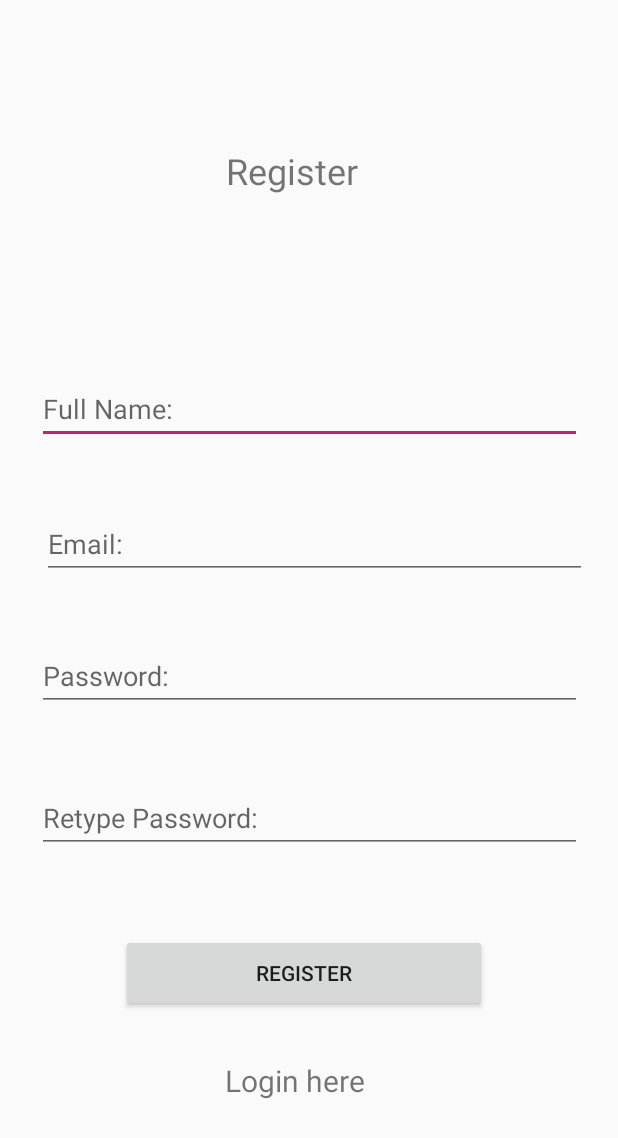
After one commit to DariusChoo/MAPP, an Android app: the RegisterActivity screen opened directly, with no data from a screen before it, on a phone screen of 412 x 824 dp. The commit adds this screen. Shown: the top 1138 px of the screen. Run offline under Robolectric (Android 15) with nearby library versions, the phone set to English and light mode, and no system bars; our stand-ins replace Firebase (no records; nobody signed in at launch, a user with empty details on screens opened directly).

Commit message:
Added Basic Login and Registration Functionality using Firebase Authentication

```diff
--- a/MAPP_Assignment/MAPP_Assignment/app/build.gradle
+++ b/MAPP_Assignment/MAPP_Assignment/app/build.gradle
@@ -1,4 +1,5 @@
 apply plugin: 'com.android.application'
+apply plugin: 'com.google.gms.google-services'
 
 android {
     compileSdkVersion 29
@@ -26,6 +27,8 @@ dependencies {
 //    implementation 'androidx.navigation:navigation-fragment:2.0.0'
 //    implementation 'androidx.navigation:navigation-ui:2.0.0'
     implementation 'androidx.legacy:legacy-support-v4:1.0.0'
+    implementation 'com.google.firebase:firebase-auth:16.0.5'
+    implementation 'com.google.firebase:firebase-firestore:17.1.2'
     testImplementation 'junit:junit:4.12'
     androidTestImplementation 'androidx.test.ext:junit:1.1.1'
     androidTestImplementation 'androidx.test.espresso:espresso-core:3.2.0'
--- /dev/null
+++ b/MAPP_Assignment/MAPP_Assignment/app/src/main/res/layout/activity_register.xml
@@ -0,0 +1,145 @@
+<?xml version="1.0" encoding="utf-8"?>
+<androidx.constraintlayout.widget.ConstraintLayout xmlns:android="http://schemas.android.com/apk/res/android"
+    xmlns:app="http://schemas.android.com/apk/res-auto"
+    xmlns:tools="http://schemas.android.com/tools"
+    android:orientation="vertical" android:layout_width="match_parent"
+    android:layout_height="match_parent">
+
+    <TextView
+        android:id="@+id/textView"
+        android:layout_width="110dp"
+        android:layout_height="39dp"
+        android:text="Register"
+        android:textSize="24sp"
+        app:layout_constraintBottom_toBottomOf="parent"
+        app:layout_constraintEnd_toEndOf="parent"
+        app:layout_constraintHorizontal_bias="0.498"
+        app:layout_constraintStart_toStartOf="parent"
+        app:layout_constraintTop_toTopOf="parent"
+        app:layout_constraintVertical_bias="0.124" />
+
+    <EditText
+        android:id="@+id/fullname"
+        android:layout_width="363dp"
+        android:layout_height="46dp"
+        android:layout_marginStart="28dp"
+        android:layout_marginTop="59dp"
+        android:layout_marginEnd="170dp"
+        android:layout_marginBottom="400dp"
+        android:ems="10"
+        android:hint="Full Name:"
+        android:inputType="textPersonName"
+        app:layout_constraintBottom_toBottomOf="parent"
+        app:layout_constraintEnd_toEndOf="parent"
+        app:layout_constraintHorizontal_bias="0.026"
+        app:layout_constraintStart_toStartOf="parent"
+        app:layout_constraintTop_toBottomOf="@+id/textView"
+        app:layout_constraintVertical_bias="0.297" />
+
+    <EditText
+        android:id="@+id/email"
+        android:layout_width="363dp"
+        android:layout_height="46dp"
+        android:layout_marginStart="28dp"
+        android:layout_marginTop="59dp"
+        android:layout_marginEnd="170dp"
+        android:layout_marginBottom="32dp"
+        android:ems="10"
+        android:hint="Email: "
+        android:inputType="textPersonName"
+        app:layout_constraintBottom_toBottomOf="parent"
+        app:layout_constraintEnd_toEndOf="parent"
+        app:layout_constraintHorizontal_bias="0.0"
+        app:layout_constraintStart_toStartOf="parent"
+        app:layout_constraintTop_toBottomOf="@+id/textView"
+        app:layout_constraintVertical_bias="0.262" />
+
+    <EditText
+        android:id="@+id/password"
+        android:layout_width="363dp"
+        android:layout_height="46dp"
+        android:layout_marginStart="28dp"
+        android:layout_marginTop="59dp"
+        android:layout_marginEnd="170dp"
+        android:layout_marginBottom="32dp"
+        android:ems="10"
+        android:hint="Password:"
+        android:inputType="textPersonName"
+        app:layout_constraintBottom_toBottomOf="parent"
+        app:layout_constraintEnd_toEndOf="parent"
+        app:layout_constraintHorizontal_bias="0.026"
+        app:layout_constraintStart_toStartOf="parent"
+        app:layout_constraintTop_toBottomOf="@+id/textView"
+        app:layout_constraintVertical_bias="0.422" />
+
+    <EditText
+        android:id="@+id/retype_password"
+        android:layout_width="363dp"
+        android:layout_height="46dp"
+        android:layout_marginStart="28dp"
+        android:layout_marginTop="59dp"
+        android:layout_marginEnd="170dp"
+        android:layout_marginBottom="32dp"
+        android:ems="10"
+        android:hint="Retype Password:"
+        android:inputType="textPersonName"
+        app:layout_constraintBottom_toBottomOf="parent"
+        app:layout_constraintEnd_toEndOf="parent"
+        app:layout_constraintHorizontal_bias="0.026"
+        app:layout_constraintStart_toStartOf="parent"
+        app:layout_constraintTop_toBottomOf="@+id/textView"
+        app:layout_constraintVertical_bias="0.594" />
+
+    <Button
+        android:id="@+id/btn_register"
+        android:layout_width="244dp"
+        android:layout_height="52dp"
+        android:layout_marginStart="80dp"
+        android:layout_marginTop="46dp"
+        android:layout_marginEnd="87dp"
+        android:layout_marginBottom="16dp"
+        android:text="Register"
+        app:layout_constraintBottom_toTopOf="@+id/text_btn_login"
+        app:layout_constraintEnd_toEndOf="parent"
+        app:layout_constraintStart_toStartOf="parent"
+        app:layout_constraintTop_toBottomOf="@+id/retype_password" />
+
+    <TextView
+        android:id="@+id/text_btn_login"
+        android:layout_width="112dp"
+        android:layout_height="29dp"
+        android:layout_marginStart="87dp"
+        android:layout_marginTop="8dp"
+        android:layout_marginEnd="87dp"
+        android:text="Login here"
+        android:textSize="20dp"
+        app:layout_constraintBottom_toTopOf="@+id/progressBarRegister"
+        app:layout_constraintEnd_toEndOf="parent"
+        app:layout_constraintStart_toStartOf="parent"
+        app:layout_constraintTop_toBottomOf="@+id/btn_register" />
+
+    <ProgressBar
+        android:id="@+id/progressBarRegister"
+        style="?android:attr/progressBarStyle"
+        android:layout_width="wrap_content"
+        android:layout_height="wrap_content"
+        android:layout_marginStart="181dp"
+        android:layout_marginTop="16dp"
+        android:layout_marginEnd="182dp"
+        android:layout_marginBottom="8dp"
+        android:visibility="invisible"
+        app:layout_constraintBottom_toBottomOf="parent"
+        app:layout_constraintEnd_toEndOf="parent"
+        app:layout_constraintHorizontal_bias="0.0"
+        app:layout_constraintStart_toStartOf="parent"
+        app:layout_constraintTop_toBottomOf="@+id/text_btn_login" />
+
+<!--    <ImageView-->
+<!--        android:id="@+id/profilePicture"-->
+<!--        android:layout_width="wrap_content"-->
+<!--        android:layout_height="wrap_content"-->
+<!--        tools:layout_editor_absoluteX="141dp"-->
+<!--        tools:layout_editor_absoluteY="86dp"-->
+<!--        tools:srcCompat="@tools:sample/avatars[0]" />-->
+
+</androidx.constraintlayout.widget.ConstraintLayout>
--- a/MAPP_Assignment/MAPP_Assignment/build.gradle
+++ b/MAPP_Assignment/MAPP_Assignment/build.gradle
@@ -8,6 +8,7 @@ buildscript {
     }
     dependencies {
         classpath 'com.android.tools.build:gradle:3.5.1'
+        classpath 'com.google.gms:google-services:4.2.0'
 
         // NOTE: Do not place your application dependencies here; they belong
         // in the individual module build.gradle files
```
Also changed, not shown: MAPP_Assignment/MAPP_Assignment/app/src/main/AndroidManifest.xml (+8 -0 lines), MAPP_Assignment/MAPP_Assignment/app/src/main/java/com/example/mapp_assignment/LoginActivity.java (added, +107 -0 lines), MAPP_Assignment/MAPP_Assignment/app/src/main/java/com/example/mapp_assignment/MainActivity.java (+8 -0 lines), MAPP_Assignment/MAPP_Assignment/app/src/main/java/com/example/mapp_assignment/RegisterActivity.java (added, +152 -0 lines), MAPP_Assignment/MAPP_Assignment/app/src/main/java/com/example/mapp_assignment/SplashScreen.java (+8 -1 lines), MAPP_Assignment/MAPP_Assignment/app/src/main/java/com/example/mapp_assignment/models/User.java (added, +52 -0 lines), MAPP_Assignment/MAPP_Assignment/app/src/main/res/layout/activity_login.xml (added, +102 -0 lines), 1 other file.
